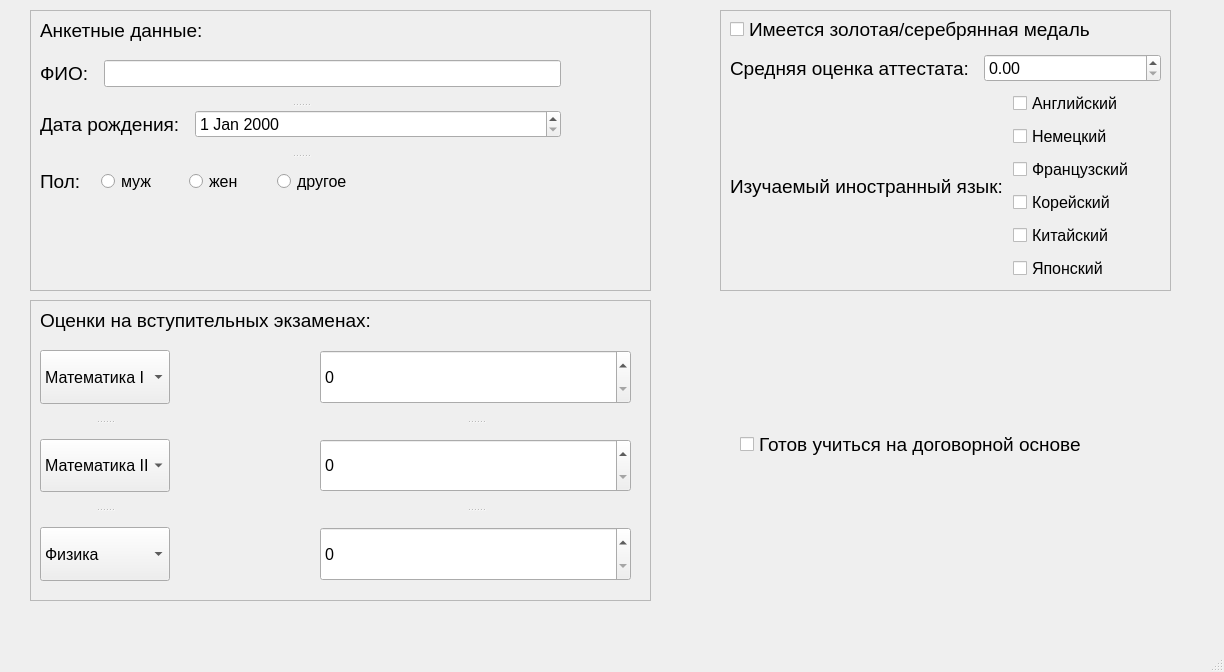
First picture: the form in ZhikharevVar8/mainwindow.ui, repository LowArtem/QtProject, before the edit.
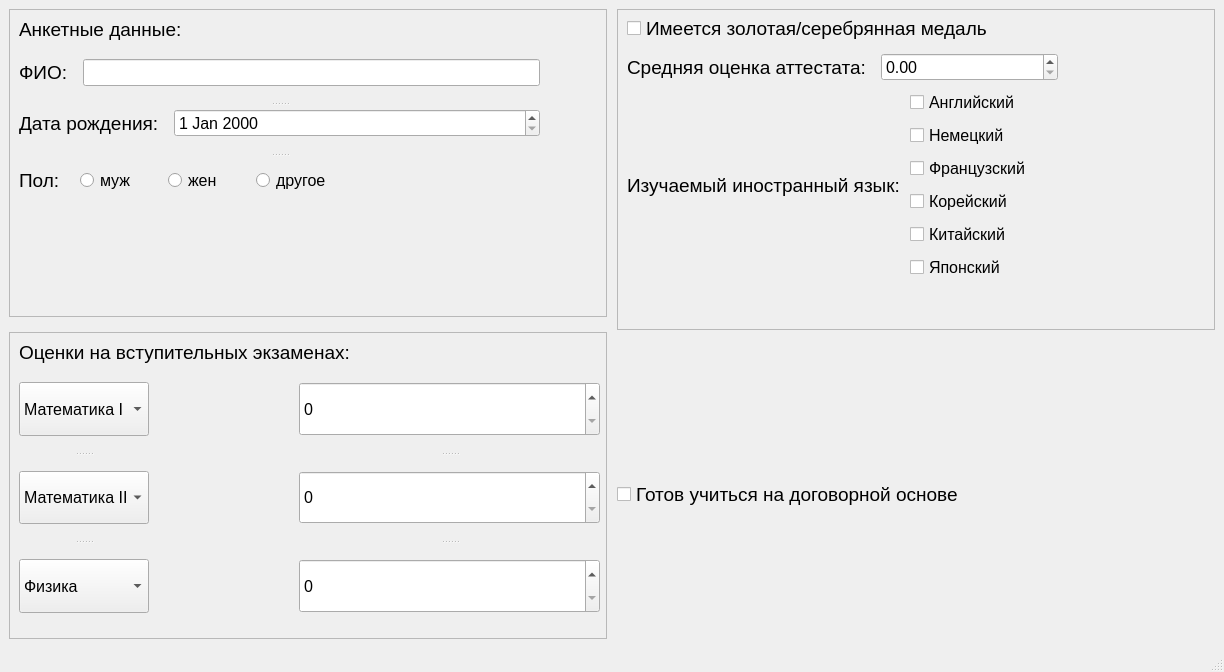
Second picture: the form after the edit. Icons and pictures are not drawn.

Commit message: Add exam scores logic

Diff of the .ui file:
```diff
--- a/ZhikharevVar8/mainwindow.ui
+++ b/ZhikharevVar8/mainwindow.ui
@@ -37,15 +37,17 @@
    </size>
   </property>
   <widget class="QWidget" name="centralwidget">
+   <layout class="QHBoxLayout" name="horizontalLayout_2">
+    <property name="spacing">
+     <number>10</number>
+    </property>
+    <item>
+     <layout class="QVBoxLayout" name="verticalLayout_5">
+      <property name="spacing">
+       <number>15</number>
+      </property>
+      <item>
    <widget class="QFrame" name="personalDataFrame">
-    <property name="geometry">
-     <rect>
-      <x>30</x>
-      <y>10</y>
-      <width>621</width>
-      <height>281</height>
-     </rect>
-    </property>
     <property name="frameShape">
      <enum>QFrame::StyledPanel</enum>
     </property>
@@ -195,15 +197,155 @@
      </widget>
     </widget>
    </widget>
+      </item>
+      <item>
+       <widget class="QFrame" name="examFrame">
+        <property name="frameShape">
+         <enum>QFrame::StyledPanel</enum>
+        </property>
+        <property name="frameShadow">
+         <enum>QFrame::Plain</enum>
+        </property>
+        <widget class="QLabel" name="examScoreLabel">
+         <property name="geometry">
+          <rect>
+           <x>10</x>
+           <y>10</y>
+           <width>351</width>
+           <height>21</height>
+          </rect>
+         </property>
+         <property name="font">
+          <font>
+           <family>Tahoma</family>
+           <pointsize>14</pointsize>
+          </font>
+         </property>
+         <property name="text">
+          <string>Оценки на вступительных экзаменах:</string>
+         </property>
+        </widget>
+        <widget class="QWidget" name="layoutWidget">
+         <property name="geometry">
+          <rect>
+           <x>10</x>
+           <y>50</y>
+           <width>581</width>
+           <height>231</height>
+          </rect>
+         </property>
+         <layout class="QFormLayout" name="formLayout_5">
+          <property name="horizontalSpacing">
+           <number>150</number>
+          </property>
+          <item row="0" column="0">
+           <widget class="QSplitter" name="splitter_2">
+            <property name="sizePolicy">
+             <sizepolicy hsizetype="Maximum" vsizetype="Expanding">
+              <horstretch>0</horstretch>
+              <verstretch>0</verstretch>
+             </sizepolicy>
+            </property>
+            <property name="orientation">
+             <enum>Qt::Vertical</enum>
+            </property>
+            <property name="handleWidth">
+             <number>35</number>
+            </property>
+            <widget class="QComboBox" name="lessonCB_1">
+             <item>
+              <property name="text">
+               <string>Математика I</string>
+              </property>
+             </item>
+             <item>
+              <property name="text">
+               <string>Физика II</string>
+              </property>
+             </item>
+             <item>
+              <property name="text">
+               <string>Русский язык</string>
+              </property>
+             </item>
+            </widget>
+            <widget class="QComboBox" name="lessonCB_2">
+             <item>
+              <property name="text">
+               <string>Математика II</string>
+              </property>
+             </item>
+             <item>
+              <property name="text">
+               <string>Физика II</string>
+              </property>
+             </item>
+             <item>
+              <property name="text">
+               <string>Русский язык</string>
+              </property>
+             </item>
+            </widget>
+            <widget class="QComboBox" name="lessonCB_3">
+             <item>
+              <property name="text">
+               <string>Физика</string>
+              </property>
+             </item>
+             <item>
+              <property name="text">
+               <string>Физика II</string>
+              </property>
+             </item>
+             <item>
+              <property name="text">
+               <string>Русский язык</string>
+              </property>
+             </item>
+            </widget>
+           </widget>
+          </item>
+          <item row="0" column="1">
+           <widget class="QSplitter" name="splitter_3">
+            <property name="orientation">
+             <enum>Qt::Vertical</enum>
+            </property>
+            <property name="handleWidth">
+             <number>35</number>
+            </property>
+            <widget class="QSpinBox" name="scoreSB_1">
+             <property name="maximum">
+              <number>100</number>
+             </property>
+            </widget>
+            <widget class="QSpinBox" name="scoreSB_2">
+             <property name="maximum">
+              <number>100</number>
+             </property>
+            </widget>
+            <widget class="QSpinBox" name="scoreSB_3">
+             <property name="maximum">
+              <number>100</number>
+             </property>
+            </widget>
+           </widget>
+          </item>
+         </layout>
+        </widget>
+       </widget>
+      </item>
+     </layout>
+    </item>
+    <item>
+     <layout class="QVBoxLayout" name="verticalLayout_4">
+      <property name="spacing">
+       <number>150</number>
+      </property>
+      <property name="bottomMargin">
+       <number>130</number>
+      </property>
+      <item>
    <widget class="QFrame" name="schoolFrame">
-    <property name="geometry">
-     <rect>
-      <x>720</x>
-      <y>10</y>
-      <width>451</width>
-      <height>281</height>
-     </rect>
-    </property>
     <property name="frameShape">
      <enum>QFrame::StyledPanel</enum>
     </property>
@@ -345,157 +487,9 @@
      </layout>
     </widget>
    </widget>
-   <widget class="QFrame" name="examFrame">
-    <property name="geometry">
-     <rect>
-      <x>30</x>
-      <y>300</y>
-      <width>621</width>
-      <height>301</height>
-     </rect>
-    </property>
-    <property name="frameShape">
-     <enum>QFrame::StyledPanel</enum>
-    </property>
-    <property name="frameShadow">
-     <enum>QFrame::Plain</enum>
-    </property>
-    <widget class="QLabel" name="examScoreLabel">
-     <property name="geometry">
-      <rect>
-       <x>10</x>
-       <y>10</y>
-       <width>351</width>
-       <height>21</height>
-      </rect>
-     </property>
-     <property name="font">
-      <font>
-       <family>Tahoma</family>
-       <pointsize>14</pointsize>
-      </font>
-     </property>
-     <property name="text">
-      <string>Оценки на вступительных экзаменах:</string>
-     </property>
-    </widget>
-    <widget class="QWidget" name="layoutWidget">
-     <property name="geometry">
-      <rect>
-       <x>10</x>
-       <y>50</y>
-       <width>591</width>
-       <height>231</height>
-      </rect>
-     </property>
-     <layout class="QFormLayout" name="formLayout_5">
-      <property name="horizontalSpacing">
-       <number>150</number>
-      </property>
-      <item row="0" column="0">
-       <widget class="QSplitter" name="splitter_2">
-        <property name="sizePolicy">
-         <sizepolicy hsizetype="Maximum" vsizetype="Expanding">
-          <horstretch>0</horstretch>
-          <verstretch>0</verstretch>
-         </sizepolicy>
-        </property>
-        <property name="orientation">
-         <enum>Qt::Vertical</enum>
-        </property>
-        <property name="handleWidth">
-         <number>35</number>
-        </property>
-        <widget class="QComboBox" name="lessonCB_1">
-         <item>
-          <property name="text">
-           <string>Математика I</string>
-          </property>
          </item>
          <item>
-          <property name="text">
-           <string>Физика II</string>
-          </property>
-         </item>
-         <item>
-          <property name="text">
-           <string>Русский язык</string>
-          </property>
-         </item>
-        </widget>
-        <widget class="QComboBox" name="lessonCB_2">
-         <item>
-          <property name="text">
-           <string>Математика II</string>
-          </property>
-         </item>
-         <item>
-          <property name="text">
-           <string>Физика II</string>
-          </property>
-         </item>
-         <item>
-          <property name="text">
-           <string>Русский язык</string>
-          </property>
-         </item>
-        </widget>
-        <widget class="QComboBox" name="lessonCB_3">
-         <item>
-          <property name="text">
-           <string>Физика</string>
-          </property>
-         </item>
-         <item>
-          <property name="text">
-           <string>Физика II</string>
-          </property>
-         </item>
-         <item>
-          <property name="text">
-           <string>Русский язык</string>
-          </property>
-         </item>
-        </widget>
-       </widget>
-      </item>
-      <item row="0" column="1">
-       <widget class="QSplitter" name="splitter_3">
-        <property name="orientation">
-         <enum>Qt::Vertical</enum>
-        </property>
-        <property name="handleWidth">
-         <number>35</number>
-        </property>
-        <widget class="QSpinBox" name="scoreSB_1">
-         <property name="maximum">
-          <number>100</number>
-         </property>
-        </widget>
-        <widget class="QSpinBox" name="scoreSB_2">
-         <property name="maximum">
-          <number>100</number>
-         </property>
-        </widget>
-        <widget class="QSpinBox" name="scoreSB_3">
-         <property name="maximum">
-          <number>100</number>
-         </property>
-        </widget>
-       </widget>
-      </item>
-     </layout>
-    </widget>
-   </widget>
    <widget class="QCheckBox" name="contractCheckB">
-    <property name="geometry">
-     <rect>
-      <x>740</x>
-      <y>430</y>
-      <width>429</width>
-      <height>29</height>
-     </rect>
-    </property>
     <property name="font">
      <font>
       <family>Tahoma</family>
@@ -506,6 +500,10 @@
      <string>Готов учиться на договорной основе</string>
     </property>
    </widget>
+      </item>
+     </layout>
+    </item>
+   </layout>
   </widget>
   <widget class="QMenuBar" name="menubar">
    <property name="geometry">
```
Lines whose indentation alone changed are shown as unchanged. The commit also changes 2 other files.
